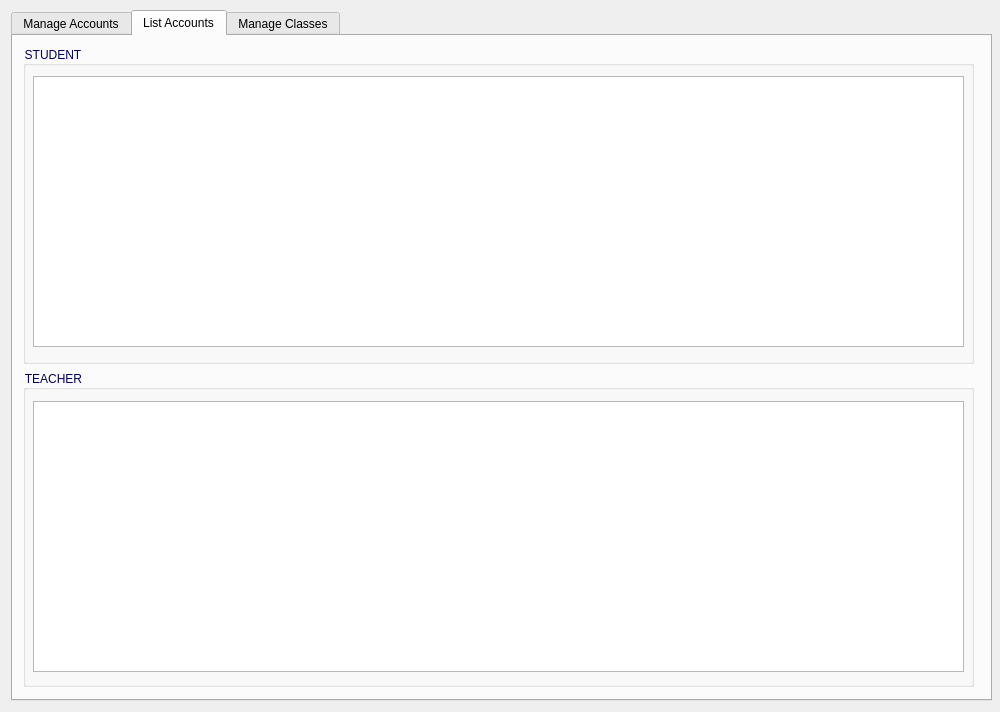
Old version of the form ui/Admin/AdminMainWindow.ui in the repository nmthuy426/KTLT-FINALTERM.
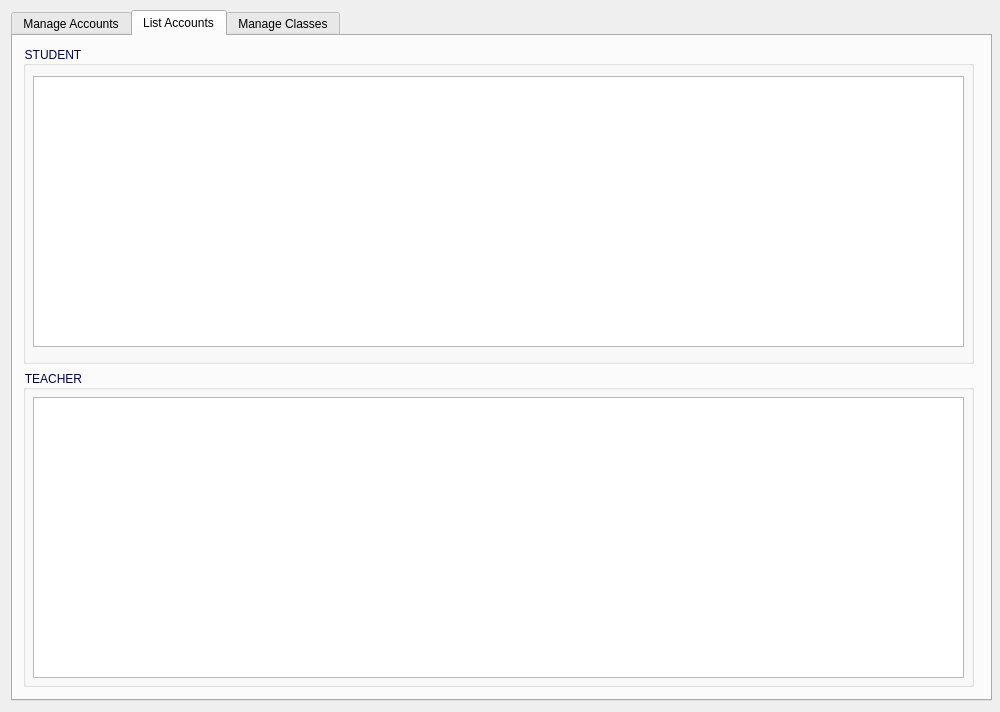
New version of the form. The open tabs and pages were chosen to show the change. Icons and pictures are not drawn.

```diff
--- a/ui/Admin/AdminMainWindow.ui
+++ b/ui/Admin/AdminMainWindow.ui
@@ -987,13 +987,13 @@
          <property name="title">
           <string>TEACHER</string>
          </property>
-         <widget class="QTableView" name="tableView">
+         <widget class="QTableWidget" name="tableWidget_2">
           <property name="geometry">
            <rect>
             <x>10</x>
-            <y>31</y>
+            <y>27</y>
             <width>931</width>
-            <height>271</height>
+            <height>281</height>
            </rect>
           </property>
          </widget>
```
Left out of the diff: 4 changed lines with no effect on the pictures.
